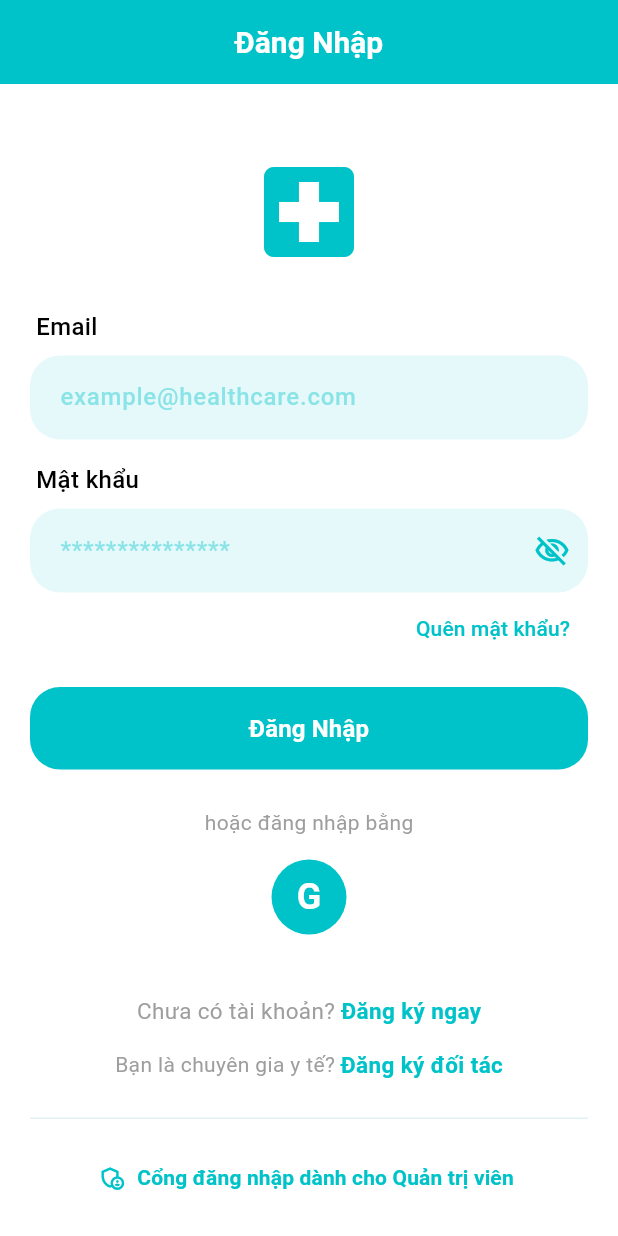
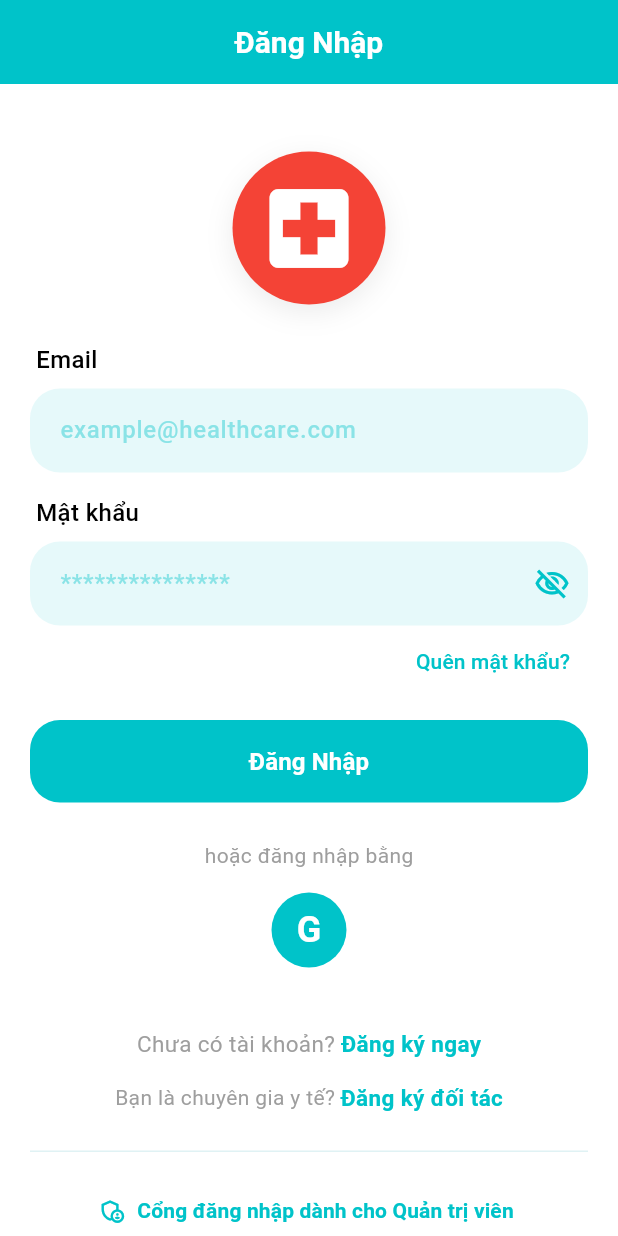
Before and after one commit to nguyenphanthanhliem123-gif/Doan_Totnghiep_2026, a Flutter app: the screen it shows after launch, on a phone screen of 412 x 824 dp. Run offline on Flutter 3.47's test engine with Material 3 defaults, Android fonts, the phone set to English and light mode, and no system bars; our stand-ins replace flutter_local_notifications, google_sign_in, image_picker, shared_preferences, socket_io_client, webview_flutter; missing offline and left inert: add_2_calendar, jitsi_meet_wrapper; accounts and stored records are empty.

Commit message:
Sửa logo đăng nhập và loading

```diff
--- a/Fronend_Flutter/ung_dung_dat_lich_kham/lib/Views/login_screen.dart
+++ b/Fronend_Flutter/ung_dung_dat_lich_kham/lib/Views/login_screen.dart
@@ -46,7 +46,25 @@ class _LoginScreenState extends State<LoginScreen> {
           children: [
             const SizedBox(height: kSpacingLarge),
 
-            const Icon(Icons.local_hospital, size: 80, color: kPrimaryColor),
+            Container(
+              padding: const EdgeInsets.all(16),
+              decoration: BoxDecoration(
+                color: Colors.red.shade500,
+                shape: BoxShape.circle,
+                boxShadow: [
+                  BoxShadow(
+                    color: Colors.black.withOpacity(0.08),
+                    blurRadius: 15,
+                    offset: const Offset(0, 5),
+                  ),
+                ],
+              ),
+              child: Icon(
+                Icons.local_hospital,
+                size: 70,
+                color: Colors.white,
+              ),
+            ),
             const SizedBox(height: kSpacingLarge),
 
             _buildLabel('Email'),
```
Also changed, not shown: Fronend_Flutter/ung_dung_dat_lich_kham/lib/main.dart (+24 -4 lines).
